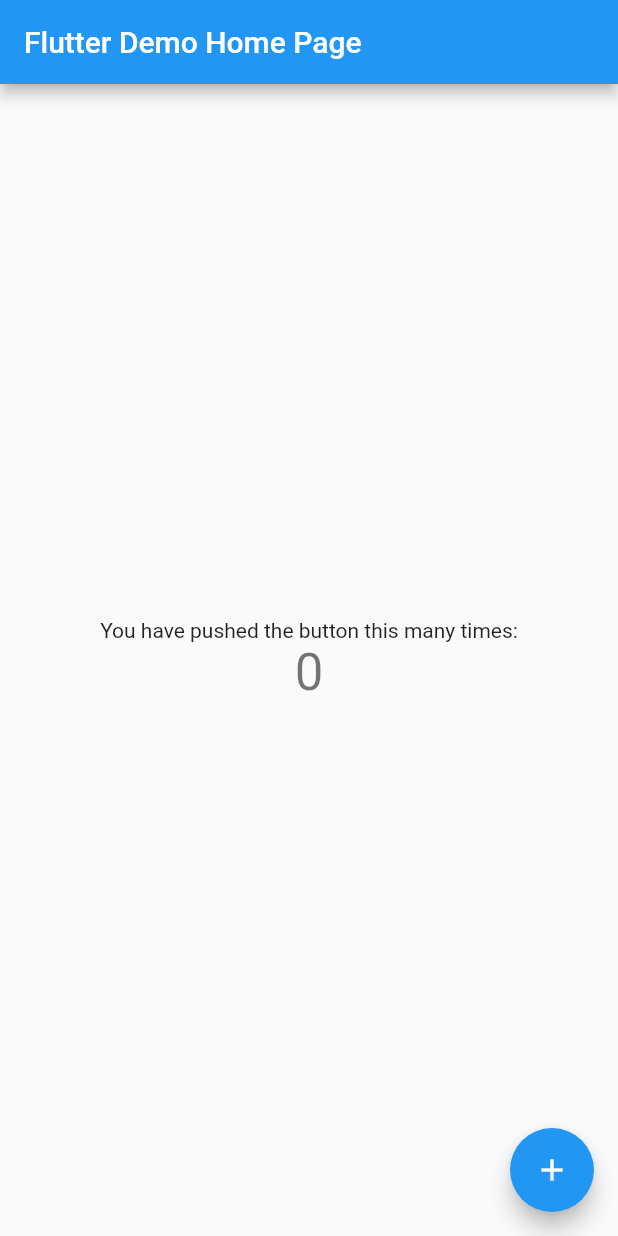
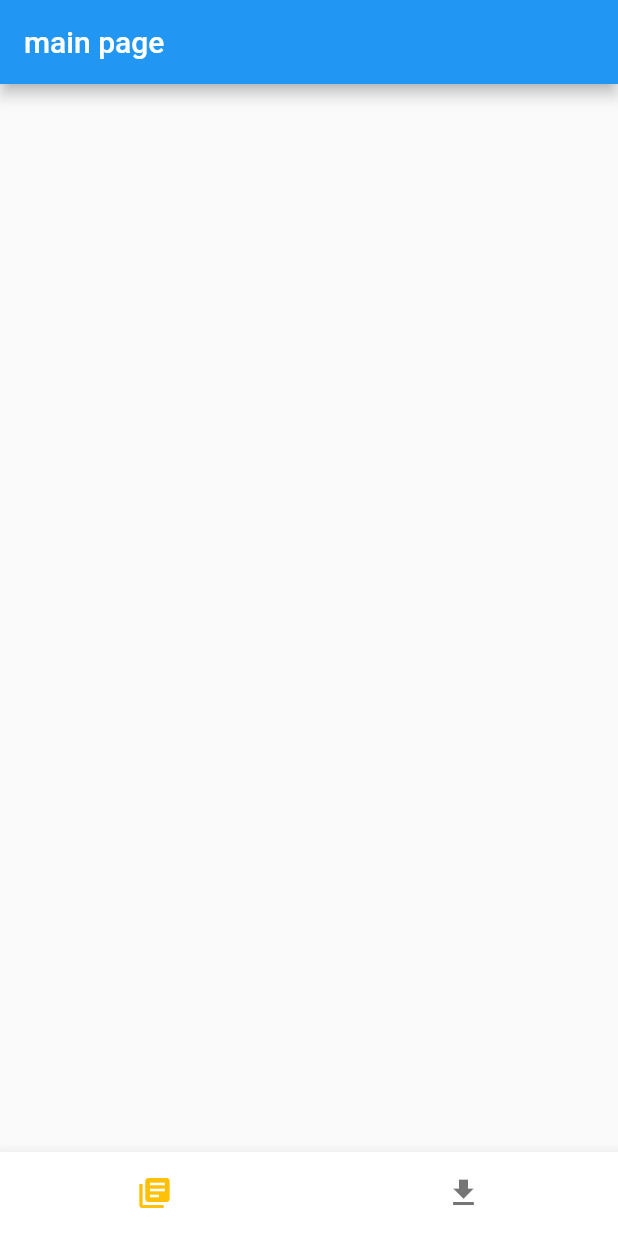
Before and after one commit to KadirbekSharau/Aiqap, a Flutter app: the screen it shows after launch, on a phone screen of 412 x 824 dp. Run offline on Flutter 3.47's test engine with Material 2 defaults, Android fonts, the phone set to English and light mode, and no system bars; our stand-ins replace flutter_screenutil.

Commit message:
initial struct

```diff
--- /dev/null
+++ b/aiqap/lib/feature/main_page/ui/page/main_page.dart
@@ -0,0 +1,19 @@
+import 'package:flutter/material.dart';
+
+class MainPage extends StatefulWidget {
+  MainPage({Key key}) : super(key: key);
+
+  @override
+  _MainPageState createState() => _MainPageState();
+}
+
+class _MainPageState extends State<MainPage> {
+  @override
+  Widget build(BuildContext context) {
+    return Scaffold(
+      appBar: AppBar(
+        title: Text("main page"),
+      ),
+    );
+  }
+}
--- a/aiqap/lib/main.dart
+++ b/aiqap/lib/main.dart
@@ -1,113 +1,6 @@
+import 'package:aiqap/navigation/app.dart';
 import 'package:flutter/material.dart';
 
 void main() {
-  runApp(MyApp());
+  runApp(App());
 }
-
-class MyApp extends StatelessWidget {
-  // This widget is the root of your application.
-  @override
-  Widget build(BuildContext context) {
-    return MaterialApp(
-      title: 'Flutter Demo',
-      theme: ThemeData(
-        // This is the theme of your application.
-        //
-        // Try running your application with "flutter run". You'll see the
-        // application has a blue toolbar. Then, without quitting the app, try
-        // changing the primarySwatch below to Colors.green and then invoke
-        // "hot reload" (press "r" in the console where you ran "flutter run",
-        // or simply save your changes to "hot reload" in a Flutter IDE).
-        // Notice that the counter didn't reset back to zero; the application
-        // is not restarted.
-        primarySwatch: Colors.blue,
-      ),
-      home: MyHomePage(title: 'Flutter Demo Home Page'),
-    );
-  }
-}
-
-class MyHomePage extends StatefulWidget {
-  MyHomePage({Key key, this.title}) : super(key: key);
-
-  // This widget is the home page of your application. It is stateful, meaning
-  // that it has a State object (defined below) that contains fields that affect
-  // how it looks.
-
-  // This class is the configuration for the state. It holds the values (in this
-  // case the title) provided by the parent (in this case the App widget) and
-  // used by the build method of the State. Fields in a Widget subclass are
-  // always marked "final".
-
-  final String title;
-
-  @override
-  _MyHomePageState createState() => _MyHomePageState();
-}
-
-class _MyHomePageState extends State<MyHomePage> {
-  int _counter = 0;
-
-  void _incrementCounter() {
-    setState(() {
-      // This call to setState tells the Flutter framework that something has
-      // changed in this State, which causes it to rerun the build method below
-      // so that the display can reflect the updated values. If we changed
-      // _counter without calling setState(), then the build method would not be
-      // called again, and so nothing would appear to happen.
-      _counter++;
-    });
-  }
-
-  @override
-  Widget build(BuildContext context) {
-    // This method is rerun every time setState is called, for instance as done
-    // by the _incrementCounter method above.
-    //
-    // The Flutter framework has been optimized to make rerunning build methods
-    // fast, so that you can just rebuild anything that needs updating rather
-    // than having to individually change instances of widgets.
-    return Scaffold(
-      appBar: AppBar(
-        // Here we take the value from the MyHomePage object that was created by
-        // the App.build method, and use it to set our appbar title.
-        title: Text(widget.title),
-      ),
-      body: Center(
-        // Center is a layout widget. It takes a single child and positions it
-        // in the middle of the parent.
-        child: Column(
-          // Column is also a layout widget. It takes a list of children and
-          // arranges them vertically. By default, it sizes itself to fit its
-          // children horizontally, and tries to be as tall as its parent.
-          //
-          // Invoke "debug painting" (press "p" in the console, choose the
-          // "Toggle Debug Paint" action from the Flutter Inspector in Android
-          // Studio, or the "Toggle Debug Paint" command in Visual Studio Code)
-          // to see the wireframe for each widget.
-          //
-          // Column has various properties to control how it sizes itself and
-          // how it positions its children. Here we use mainAxisAlignment to
-          // center the children vertically; the main axis here is the vertical
-          // axis because Columns are vertical (the cross axis would be
-          // horizontal).
-          mainAxisAlignment: MainAxisAlignment.center,
-          children: <Widget>[
-            Text(
-              'You have pushed the button this many times:',
-            ),
-            Text(
-              '$_counter',
-              style: Theme.of(context).textTheme.headline4,
-            ),
-          ],
-        ),
-      ),
-      floatingActionButton: FloatingActionButton(
-        onPressed: _incrementCounter,
-        tooltip: 'Increment',
-        child: Icon(Icons.add),
-      ), // This trailing comma makes auto-formatting nicer for build methods.
-    );
-  }
-}
--- /dev/null
+++ b/aiqap/lib/navigation/app.dart
@@ -0,0 +1,66 @@
+import 'package:aiqap/feature/downloaded_books/ui/page/downloaded_books_page.dart';
+import 'package:aiqap/feature/main_page/ui/page/main_page.dart';
+import 'package:flutter/material.dart';
+import 'package:flutter_screenutil/flutter_screenutil.dart';
+
+class App extends StatefulWidget {
+  App({Key key}) : super(key: key);
+
+  @override
+  _AppState createState() => _AppState();
+}
+
+class _AppState extends State<App> {
+  int _currentPage = 0;
+
+  @override
+  Widget build(BuildContext context) {
+    return MaterialApp(
+      home: ScreenUtilInit(
+        designSize: Size(1080, 2340),
+        allowFontScaling: true,
+        builder: () => Scaffold(
+          bottomNavigationBar: bottomNavigationBar(),
+          body: buildBody(),
+        ),
+      ),
+    );
+  }
+
+  Widget buildBody() {
+    if (_currentPage == 0) {
+      return MainPage();
+    } else {
+      return DownloadedBooksPage();
+    }
+  }
+
+  Widget bottomNavigationBar() {
+    return BottomNavigationBar(
+      currentIndex: _currentPage,
+      backgroundColor: Colors.white,
+      showSelectedLabels: false,
+      showUnselectedLabels: false,
+      selectedItemColor: Colors.amber,
+      onTap: (index) {
+        setState(() {
+          _currentPage = index;
+        });
+      },
+      items: navigations(),
+    );
+  }
+
+  List<BottomNavigationBarItem> navigations() {
+    return [
+      BottomNavigationBarItem(
+        icon: Icon(Icons.library_books),
+        label: "Main Page",
+      ),
+      BottomNavigationBarItem(
+        icon: Icon(Icons.file_download),
+        label: "Downloads Page",
+      )
+    ];
+  }
+}
```
Also changed, not shown: aiqap/lib/feature/book_page/ui/page/book_page.dart (added, +20 -0 lines), aiqap/lib/feature/downloaded_books/ui/page/downloaded_books_page.dart (added, +19 -0 lines), aiqap/lib/feature/playing_now/ui/page/playing_now_page.dart (added, +19 -0 lines), aiqap/pubspec.yaml (+6 -54 lines), aiqap/assets/icons/books.png (added), aiqap/assets/icons/downloads.png (added), aiqap/pubspec.lock, 7 other files.
